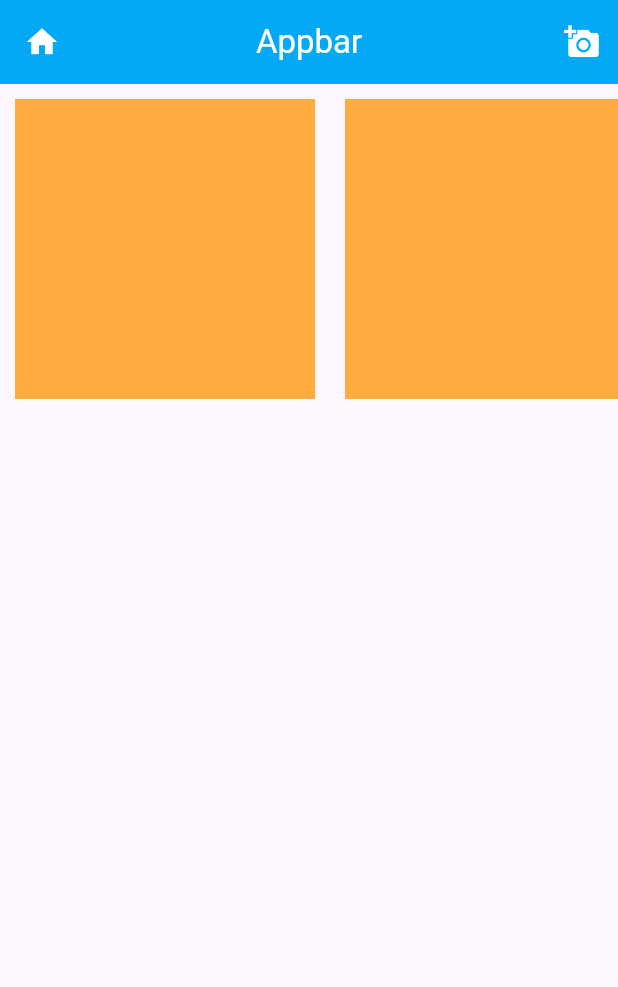
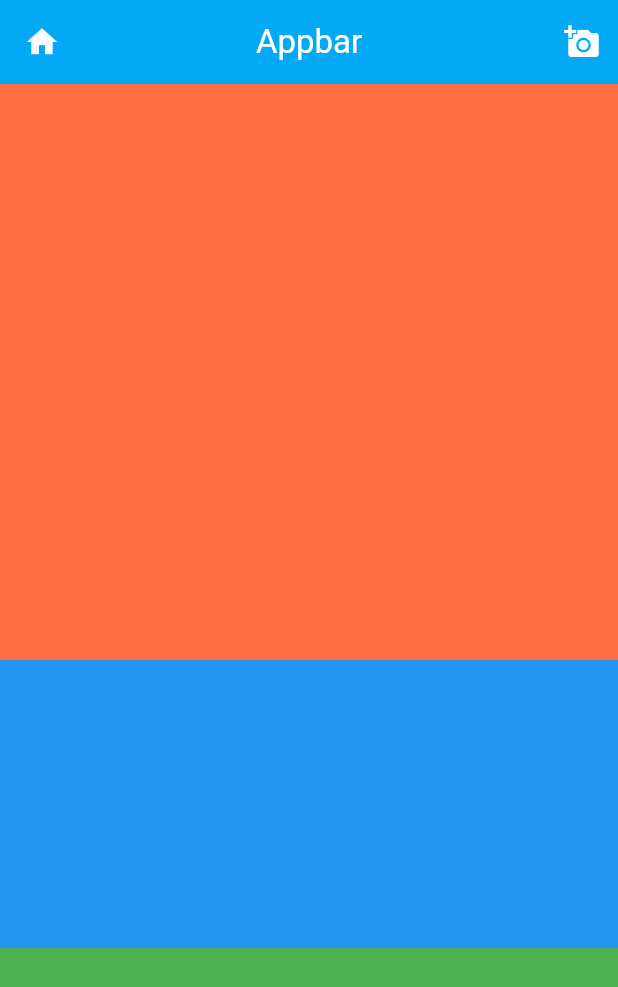
Before and after one commit to NhEmon789/App-development-course, a Flutter app: the screen it shows after launch, on a phone screen of 412 x 824 dp. Shown: the top 987 px of the screen. Run offline on Flutter 3.47's test engine with Material 3 defaults, Android fonts, the phone set to English and light mode, and no system bars.

Commit message:
expanded

```diff
--- a/lib/main.dart
+++ b/lib/main.dart
@@ -32,30 +32,12 @@ class HomePage extends StatelessWidget {
           ),
         ],
       ),
-      body: SingleChildScrollView(
-        scrollDirection: Axis.horizontal,
-        child: Row(
-          children: [
-            Container(
-              height: 200,
-              width: 200,
-              color: Colors.orangeAccent,
-              margin: EdgeInsets.all(10),
-            ),
-            Container(
-              height: 200,
-              width: 200,
-              color: Colors.orangeAccent,
-              margin: EdgeInsets.all(10),
-            ),
-            Container(
-              height: 200,
-              width: 200,
-              color: Colors.orangeAccent,
-              margin: EdgeInsets.all(10),
-            ),
-          ],
-        ),
+      body: Column(
+        children: [
+          Expanded(flex: 2, child: Container(color: Colors.deepOrangeAccent)),
+          Expanded(flex: 1, child: Container(color: Colors.blue)),
+          Expanded(flex: 1, child: Container(color: Colors.green)),
+        ],
       ),
     );
   }
--- a/pubspec.yaml
+++ b/pubspec.yaml
@@ -58,8 +58,8 @@ flutter:
   uses-material-design: true
 
   # To add assets to your application, add an assets section, like this:
-  # assets:
-  #   - images/a_dot_burr.jpeg
+  assets:
+     - images/ph1.jpg
   #   - images/a_dot_ham.jpeg
 
   # An image asset can refer to one or more resolution-specific "variants", see
```
Also changed, not shown: images/ph1.jpg (added).
